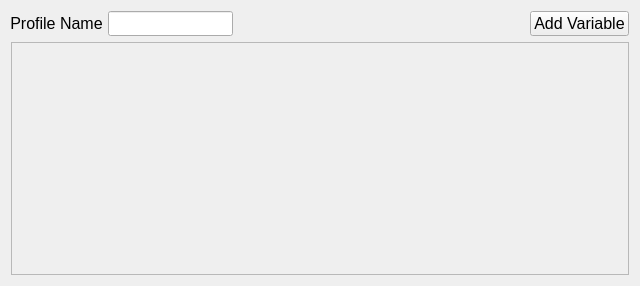
dmherrington/ECM-Control-System, file src/window_GMC_variable_editor/widget_variable_data_display.ui: the form before one commit.
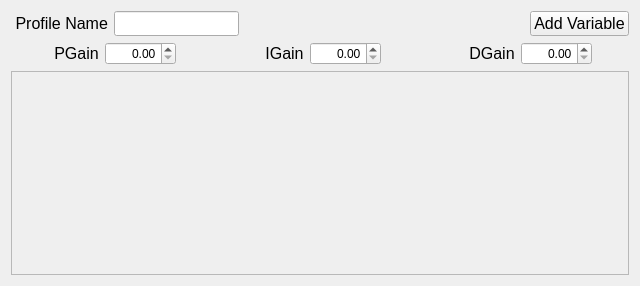
The form after the commit. Icons and pictures are not drawn.

Commit message: Broken changes to better organize profile settings

```diff
--- a/src/window_GMC_variable_editor/widget_variable_data_display.ui
+++ b/src/window_GMC_variable_editor/widget_variable_data_display.ui
@@ -27,7 +27,7 @@
   </property>
   <layout class="QGridLayout" name="gridLayout_2">
    <item row="0" column="0">
-    <layout class="QHBoxLayout" name="horizontalLayout_2">
+    <layout class="QHBoxLayout" name="horizontalLayout_3">
      <item>
       <layout class="QHBoxLayout" name="horizontalLayout">
        <property name="sizeConstraint">
@@ -43,7 +43,7 @@
          </property>
          <property name="maximumSize">
           <size>
-           <width>91</width>
+           <width>100</width>
            <height>25</height>
           </size>
          </property>
@@ -53,7 +53,7 @@
           </font>
          </property>
          <property name="text">
-          <string>Profile Name</string>
+          <string> Profile Name</string>
          </property>
          <property name="alignment">
           <set>Qt::AlignCenter</set>
@@ -130,6 +130,169 @@
     </layout>
    </item>
    <item row="1" column="0">
+    <layout class="QHBoxLayout" name="horizontalLayout_2">
+     <item>
+      <layout class="QFormLayout" name="formLayout_3">
+       <property name="formAlignment">
+        <set>Qt::AlignHCenter|Qt::AlignTop</set>
+       </property>
+       <item row="0" column="0">
+        <widget class="QLabel" name="label_2">
+         <property name="sizePolicy">
+          <sizepolicy hsizetype="Fixed" vsizetype="Fixed">
+           <horstretch>0</horstretch>
+           <verstretch>0</verstretch>
+          </sizepolicy>
+         </property>
+         <property name="maximumSize">
+          <size>
+           <width>60</width>
+           <height>25</height>
+          </size>
+         </property>
+         <property name="font">
+          <font>
+           <pointsize>12</pointsize>
+          </font>
+         </property>
+         <property name="text">
+          <string>PGain</string>
+         </property>
+         <property name="alignment">
+          <set>Qt::AlignCenter</set>
+         </property>
+        </widget>
+       </item>
+       <item row="0" column="1">
+        <widget class="QDoubleSpinBox" name="doubleSpinBox">
+         <property name="sizePolicy">
+          <sizepolicy hsizetype="Fixed" vsizetype="Fixed">
+           <horstretch>0</horstretch>
+           <verstretch>0</verstretch>
+          </sizepolicy>
+         </property>
+         <property name="alignment">
+          <set>Qt::AlignRight|Qt::AlignTrailing|Qt::AlignVCenter</set>
+         </property>
+         <property name="maximum">
+          <double>1000.000000000000000</double>
+         </property>
+         <property name="value">
+          <double>0.000000000000000</double>
+         </property>
+        </widget>
+       </item>
+      </layout>
+     </item>
+     <item>
+      <layout class="QFormLayout" name="formLayout_2">
+       <property name="formAlignment">
+        <set>Qt::AlignHCenter|Qt::AlignTop</set>
+       </property>
+       <item row="0" column="0">
+        <widget class="QLabel" name="label_3">
+         <property name="sizePolicy">
+          <sizepolicy hsizetype="Fixed" vsizetype="Fixed">
+           <horstretch>0</horstretch>
+           <verstretch>0</verstretch>
+          </sizepolicy>
+         </property>
+         <property name="maximumSize">
+          <size>
+           <width>60</width>
+           <height>25</height>
+          </size>
+         </property>
+         <property name="font">
+          <font>
+           <pointsize>12</pointsize>
+          </font>
+         </property>
+         <property name="text">
+          <string>IGain</string>
+         </property>
+         <property name="alignment">
+          <set>Qt::AlignCenter</set>
+         </property>
+        </widget>
+       </item>
+       <item row="0" column="1">
+        <widget class="QDoubleSpinBox" name="doubleSpinBox_2">
+         <property name="sizePolicy">
+          <sizepolicy hsizetype="Fixed" vsizetype="Fixed">
+           <horstretch>0</horstretch>
+           <verstretch>0</verstretch>
+          </sizepolicy>
+         </property>
+         <property name="alignment">
+          <set>Qt::AlignRight|Qt::AlignTrailing|Qt::AlignVCenter</set>
+         </property>
+         <property name="maximum">
+          <double>1000.000000000000000</double>
+         </property>
+         <property name="value">
+          <double>0.000000000000000</double>
+         </property>
+        </widget>
+       </item>
+      </layout>
+     </item>
+     <item>
+      <layout class="QFormLayout" name="formLayout">
+       <property name="formAlignment">
+        <set>Qt::AlignHCenter|Qt::AlignTop</set>
+       </property>
+       <item row="0" column="0">
+        <widget class="QLabel" name="label_4">
+         <property name="sizePolicy">
+          <sizepolicy hsizetype="Fixed" vsizetype="Fixed">
+           <horstretch>0</horstretch>
+           <verstretch>0</verstretch>
+          </sizepolicy>
+         </property>
+         <property name="maximumSize">
+          <size>
+           <width>60</width>
+           <height>25</height>
+          </size>
+         </property>
+         <property name="font">
+          <font>
+           <pointsize>12</pointsize>
+          </font>
+         </property>
+         <property name="text">
+          <string>DGain</string>
+         </property>
+         <property name="alignment">
+          <set>Qt::AlignCenter</set>
+         </property>
+        </widget>
+       </item>
+       <item row="0" column="1">
+        <widget class="QDoubleSpinBox" name="doubleSpinBox_3">
+         <property name="sizePolicy">
+          <sizepolicy hsizetype="Fixed" vsizetype="Fixed">
+           <horstretch>0</horstretch>
+           <verstretch>0</verstretch>
+          </sizepolicy>
+         </property>
+         <property name="alignment">
+          <set>Qt::AlignRight|Qt::AlignTrailing|Qt::AlignVCenter</set>
+         </property>
+         <property name="maximum">
+          <double>1000.000000000000000</double>
+         </property>
+         <property name="value">
+          <double>0.000000000000000</double>
+         </property>
+        </widget>
+       </item>
+      </layout>
+     </item>
+    </layout>
+   </item>
+   <item row="2" column="0">
     <widget class="QScrollArea" name="scrollArea">
      <property name="sizePolicy">
       <sizepolicy hsizetype="MinimumExpanding" vsizetype="MinimumExpanding">
@@ -158,7 +321,7 @@
         <x>0</x>
         <y>0</y>
         <width>620</width>
-        <height>233</height>
+        <height>197</height>
        </rect>
       </property>
       <layout class="QGridLayout" name="gridLayout">
```
The commit also changes 39 other files.
